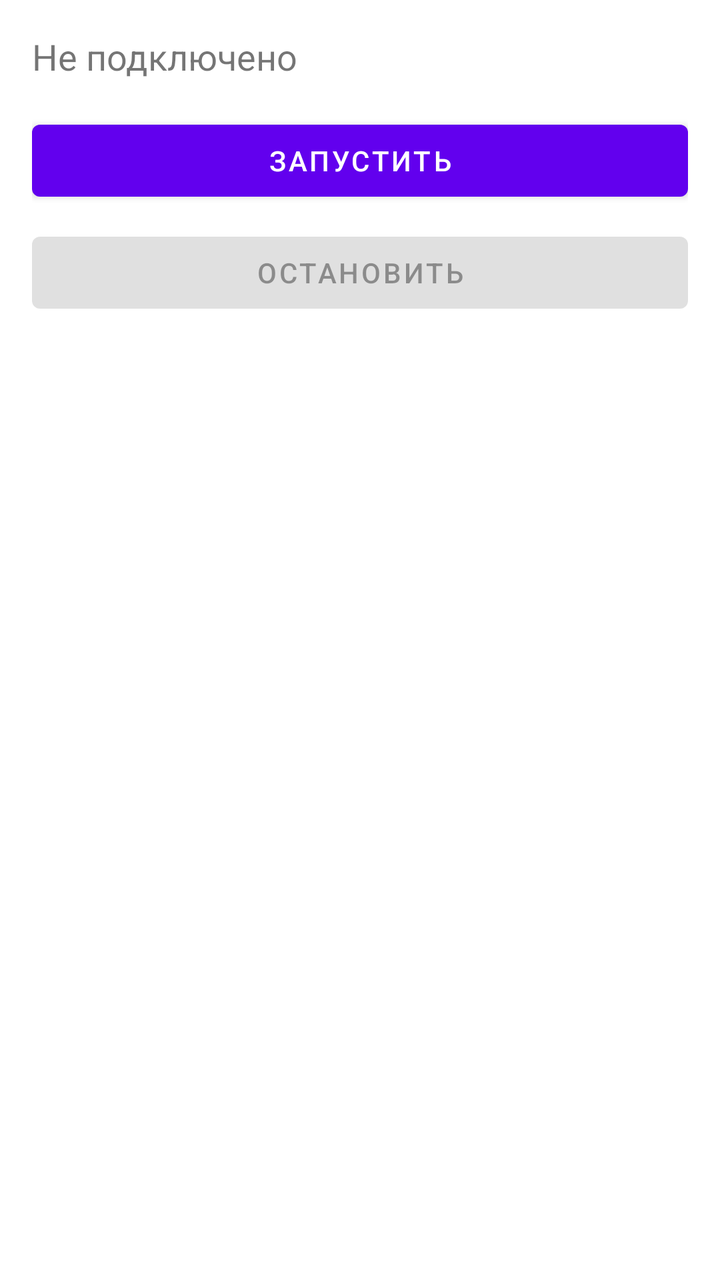
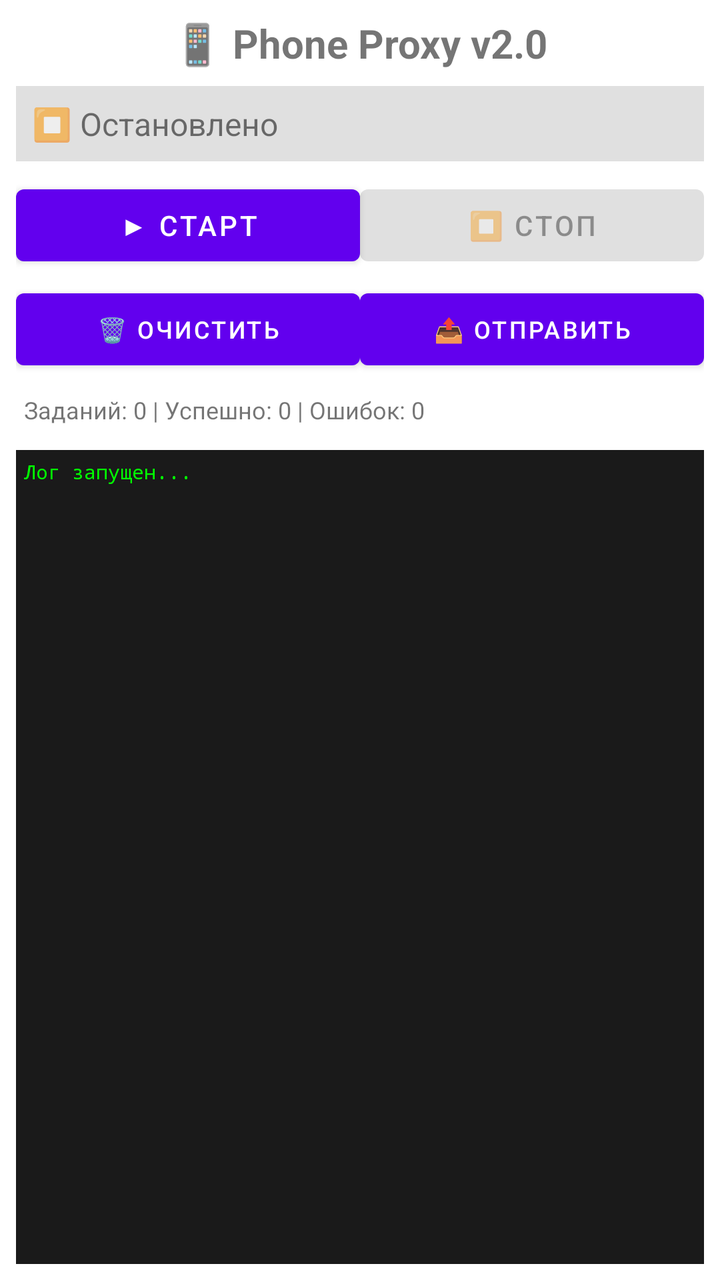

Two renders of the same Android screen: before a commit and after it. Below are the layout's source before the change and the commit's diff.
<!-- AndroidManifest.xml: fallback theme Theme.MaterialComponents.DayNight.NoActionBar -->
<!-- res/layout/main.xml -->
<?xml version="1.0" encoding="utf-8"?>
<LinearLayout xmlns:android="http://schemas.android.com/apk/res/android"
    android:layout_width="match_parent"
    android:layout_height="match_parent"
    android:orientation="vertical"
    android:padding="16dp">

    <TextView
        android:id="@+id/statusText"
        android:layout_width="wrap_content"
        android:layout_height="wrap_content"
        android:text="Не подключено"
        android:textSize="18sp" />

    <Button
        android:id="@+id/startButton"
        android:layout_width="match_parent"
        android:layout_height="wrap_content"
        android:text="Запустить"
        android:layout_marginTop="16dp" />

    <Button
        android:id="@+id/stopButton"
        android:layout_width="match_parent"
        android:layout_height="wrap_content"
        android:text="Остановить"
        android:enabled="false"
        android:layout_marginTop="8dp" />

</LinearLayout>
<!-- resources referenced by this layout -->
<resources>

</resources>

<!-- the commit's change to res/layout/main.xml (unified diff, before → after) -->
@@ -3,28 +3,115 @@
     android:layout_width="match_parent"
     android:layout_height="match_parent"
     android:orientation="vertical"
-    android:padding="16dp">
+    android:padding="8dp">
 
+    
+    <TextView
+        android:layout_width="match_parent"
+        android:layout_height="wrap_content"
+        android:text="📱 Phone Proxy v2.0"
+        android:textSize="20sp"
+        android:textStyle="bold"
+        android:gravity="center"
+        android:layout_marginBottom="8dp" />
+
+    
     <TextView
         android:id="@+id/statusText"
-        android:layout_width="wrap_content"
-        android:layout_height="wrap_content"
-        android:text="Не подключено"
-        android:textSize="18sp" />
-
-    <Button
-        android:id="@+id/startButton"
         android:layout_width="match_parent"
         android:layout_height="wrap_content"
-        android:text="Запустить"
-        android:layout_marginTop="16dp" />
+        android:text="⏹ Остановлено"
+        android:textSize="16sp"
+        android:padding="8dp"
+        android:background="#E0E0E0" />
 
-    <Button
-        android:id="@+id/stopButton"
+    
+    <LinearLayout
         android:layout_width="match_parent"
         android:layout_height="wrap_content"
-        android:text="Остановить"
-        android:enabled="false"
-        android:layout_marginTop="8dp" />
+        android:orientation="horizontal"
+        android:layout_marginTop="8dp">
+
+        <Button
+            android:id="@+id/startButton"
+            android:layout_width="0dp"
+            android:layout_height="wrap_content"
+            android:layout_weight="1"
+            android:text="▶ Старт"
+            android:textSize="14sp" />
+
+        <Button
+            android:id="@+id/stopButton"
+            android:layout_width="0dp"
+            android:layout_height="wrap_content"
+            android:layout_weight="1"
+            android:text="⏹ Стоп"
+            android:textSize="14sp"
+            android:enabled="false" />
+
+    </LinearLayout>
+
+    
+    <LinearLayout
+        android:layout_width="match_parent"
+        android:layout_height="wrap_content"
+        android:orientation="horizontal"
+        android:layout_marginTop="4dp">
+
+        <Button
+            android:id="@+id/clearLogButton"
+            android:layout_width="0dp"
+            android:layout_height="wrap_content"
+            android:layout_weight="1"
+            android:text="🗑 Очистить"
+            android:textSize="12sp" />
+
+        <Button
+            android:id="@+id/shareLogButton"
+            android:layout_width="0dp"
+            android:layout_height="wrap_content"
+            android:layout_weight="1"
+            android:text="📤 Отправить"
+            android:textSize="12sp" />
+
+    </LinearLayout>
+
+    
+    <LinearLayout
+        android:layout_width="match_parent"
+        android:layout_height="wrap_content"
+        android:orientation="horizontal"
+        android:layout_marginTop="4dp">
+
+        <TextView
+            android:id="@+id/statsText"
+            android:layout_width="match_parent"
+            android:layout_height="wrap_content"
+            android:text="Заданий: 0 | Успешно: 0 | Ошибок: 0"
+            android:textSize="12sp"
+            android:padding="4dp" />
+
+    </LinearLayout>
+
+    
+    <ScrollView
+        android:id="@+id/logScrollView"
+        android:layout_width="match_parent"
+        android:layout_height="0dp"
+        android:layout_weight="1"
+        android:layout_marginTop="8dp"
+        android:background="#1A1A1A">
+
+        <TextView
+            android:id="@+id/logText"
+            android:layout_width="match_parent"
+            android:layout_height="wrap_content"
+            android:text="Лог запущен...\n"
+            android:textColor="#00FF00"
+            android:textSize="10sp"
+            android:fontFamily="monospace"
+            android:padding="4dp" />
+
+    </ScrollView>
 
 </LinearLayout>
